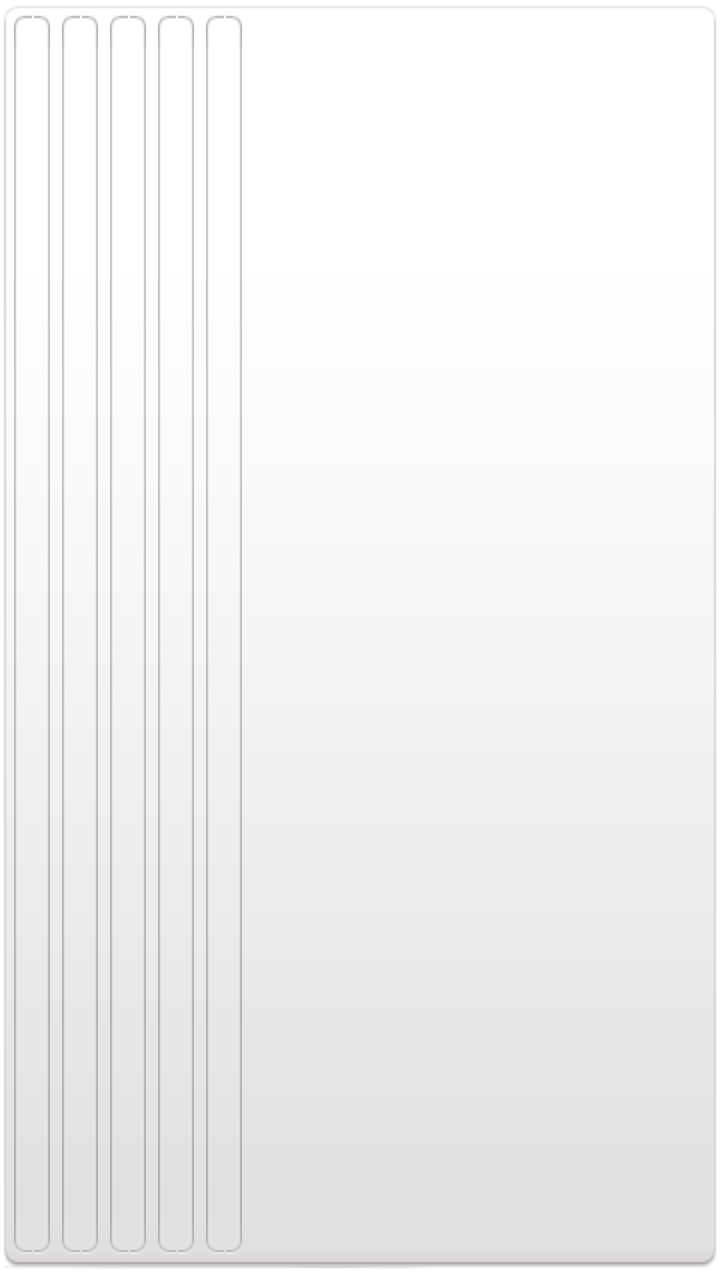
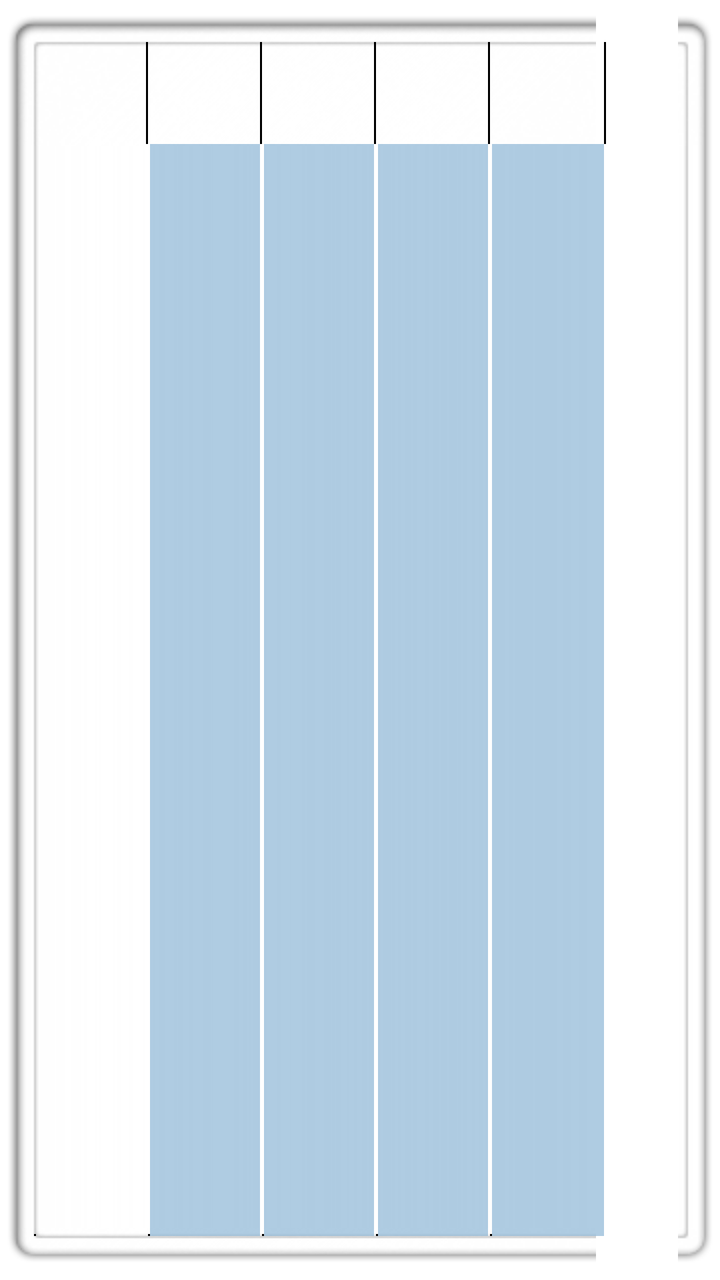

Before-and-after screenshots of an Android layout around one commit, followed by the original layout XML and the change that was made.
<!-- AndroidManifest.xml: fallback theme Theme.MaterialComponents.DayNight.NoActionBar -->
<!-- res/layout/widget.xml -->
<?xml version="1.0" encoding="utf-8"?>
    <LinearLayout xmlns:android="http://schemas.android.com/apk/res/android"
        android:id="@+id/main"
        android:layout_width="wrap_content"
        android:layout_height="wrap_content"
        android:orientation="horizontal"
        android:paddingLeft="4dip"
        android:paddingRight="4dip"
        android:paddingTop="7dip"
        android:paddingBottom="13dip"
        android:background="@drawable/widget_bg" >

        <ImageButton
            android:id="@+id/btn_wifi"
            android:layout_width="wrap_content"
            android:layout_height="fill_parent"
            android:layout_marginLeft="3dip"
            android:layout_marginRight="3dip"
            android:background="@drawable/widget_btn"
            android:layout_gravity="center_horizontal"
        />

        <ImageButton
            android:id="@+id/btn_bluetooth"
            android:layout_width="wrap_content"
            android:layout_height="fill_parent"
            android:layout_marginLeft="3dip"
            android:layout_marginRight="3dip"
            android:background="@drawable/widget_btn"
            android:layout_gravity="center_horizontal"
        />

        <ImageButton
            android:id="@+id/btn_gps"
            android:layout_width="wrap_content"
            android:layout_height="fill_parent"
            android:layout_marginLeft="3dip"
            android:layout_marginRight="3dip"
            android:background="@drawable/widget_btn"
            android:layout_gravity="center_horizontal"
        />

        <ImageButton
            android:id="@+id/btn_sync"
            android:layout_width="wrap_content"
            android:layout_height="fill_parent"
            android:layout_marginLeft="3dip"
            android:layout_marginRight="3dip"
            android:background="@drawable/widget_btn"
            android:layout_gravity="center_horizontal"
        />

        <ImageButton
            android:id="@+id/btn_brightness"
            android:layout_width="wrap_content"
            android:layout_height="fill_parent"
            android:layout_marginLeft="3dip"
            android:layout_marginRight="3dip"
            android:background="@drawable/widget_btn"
            android:layout_gravity="center_horizontal"
        />

    </LinearLayout>
<!-- resources referenced by this layout -->
<resources>
  <!-- drawable widget_bg: png bitmap (drawable, 777 bytes) -->
  <!-- drawable widget_btn (drawable) -->
  <?xml version="1.0" encoding="utf-8"?>
  <selector xmlns:android="http://schemas.android.com/apk/res/android">
  
      <item android:state_window_focused="false" android:state_enabled="true"
          android:drawable="@drawable/widget_btn_default" />
  
      <item android:state_pressed="true"
          android:drawable="@drawable/widget_btn_pressed" />
  
      <item android:state_focused="true" android:state_enabled="true"
          android:drawable="@drawable/widget_btn_selected" />
  
      <item android:state_enabled="true"
          android:drawable="@drawable/widget_btn_default" />
  
      <item
           android:drawable="@drawable/widget_btn_default" />
  </selector>
  <!-- drawable widget_btn_default: png bitmap (drawable, 3365 bytes) -->
  <!-- drawable widget_btn_pressed: png bitmap (drawable, 3720 bytes) -->
  <!-- drawable widget_btn_selected: png bitmap (drawable, 3690 bytes) -->
</resources>

<!-- the commit's change to res/layout/widget.xml (unified diff, before → after) -->
@@ -1,62 +1,47 @@
 <?xml version="1.0" encoding="utf-8"?>
     <LinearLayout xmlns:android="http://schemas.android.com/apk/res/android"
         android:id="@+id/main"
-        android:layout_width="wrap_content"
+        android:layout_width="fill_parent"
         android:layout_height="wrap_content"
-        android:orientation="horizontal"
-        android:paddingLeft="4dip"
-        android:paddingRight="4dip"
-        android:paddingTop="7dip"
-        android:paddingBottom="13dip"
-        android:background="@drawable/widget_bg" >
+        android:background="@drawable/appwidget_bg" >
 
         <ImageButton
             android:id="@+id/btn_wifi"
-            android:layout_width="wrap_content"
+            android:layout_width="57dip"
             android:layout_height="fill_parent"
-            android:layout_marginLeft="3dip"
-            android:layout_marginRight="3dip"
-            android:background="@drawable/widget_btn"
+            android:background="@drawable/appwidget_outer"
             android:layout_gravity="center_horizontal"
         />
 
         <ImageButton
             android:id="@+id/btn_bluetooth"
-            android:layout_width="wrap_content"
+            android:layout_width="57dip"
             android:layout_height="fill_parent"
-            android:layout_marginLeft="3dip"
-            android:layout_marginRight="3dip"
-            android:background="@drawable/widget_btn"
+            android:background="@drawable/appwidget_inner"
             android:layout_gravity="center_horizontal"
         />
 
         <ImageButton
             android:id="@+id/btn_gps"
-            android:layout_width="wrap_content"
+            android:layout_width="57dip"
             android:layout_height="fill_parent"
-            android:layout_marginLeft="3dip"
-            android:layout_marginRight="3dip"
-            android:background="@drawable/widget_btn"
+            android:background="@drawable/appwidget_inner"
             android:layout_gravity="center_horizontal"
         />
 
         <ImageButton
             android:id="@+id/btn_sync"
-            android:layout_width="wrap_content"
+            android:layout_width="57dip"
             android:layout_height="fill_parent"
-            android:layout_marginLeft="3dip"
-            android:layout_marginRight="3dip"
-            android:background="@drawable/widget_btn"
+            android:background="@drawable/appwidget_inner"
             android:layout_gravity="center_horizontal"
         />
 
         <ImageButton
             android:id="@+id/btn_brightness"
-            android:layout_width="wrap_content"
+            android:layout_width="58dip"
             android:layout_height="fill_parent"
-            android:layout_marginLeft="3dip"
-            android:layout_marginRight="3dip"
-            android:background="@drawable/widget_btn"
+            android:background="@drawable/appwidget_inner"
             android:layout_gravity="center_horizontal"
         />
 
<!-- resource entries referenced after the edit -->
@@ -1,27 +1,49 @@
 <!-- resources referenced by this layout -->
 <resources>
-  <!-- drawable widget_bg: png bitmap (drawable, 777 bytes) -->
-  <!-- drawable widget_btn (drawable) -->
+  <!-- drawable appwidget_bg: png bitmap (drawable, 16577 bytes) -->
+  <!-- drawable appwidget_inner (drawable) -->
   <?xml version="1.0" encoding="utf-8"?>
   <selector xmlns:android="http://schemas.android.com/apk/res/android">
   
       <item android:state_window_focused="false" android:state_enabled="true"
-          android:drawable="@drawable/widget_btn_default" />
+          android:drawable="@drawable/appwidget_inner_default" />
   
       <item android:state_pressed="true"
-          android:drawable="@drawable/widget_btn_pressed" />
+          android:drawable="@drawable/appwidget_inner_pressed" />
   
       <item android:state_focused="true" android:state_enabled="true"
-          android:drawable="@drawable/widget_btn_selected" />
+          android:drawable="@drawable/appwidget_inner_selected" />
   
       <item android:state_enabled="true"
-          android:drawable="@drawable/widget_btn_default" />
+          android:drawable="@drawable/appwidget_inner_default" />
   
       <item
-           android:drawable="@drawable/widget_btn_default" />
+           android:drawable="@drawable/appwidget_inner_default" />
   </selector>
-  <!-- drawable widget_btn_default: png bitmap (drawable, 3365 bytes) -->
-  <!-- drawable widget_btn_pressed: png bitmap (drawable, 3720 bytes) -->
-  <!-- drawable widget_btn_selected: png bitmap (drawable, 3690 bytes) -->
+  <!-- drawable appwidget_outer (drawable) -->
+  <?xml version="1.0" encoding="utf-8"?>
+  <selector xmlns:android="http://schemas.android.com/apk/res/android">
+  
+      <item android:state_window_focused="false" android:state_enabled="true"
+          android:drawable="@drawable/appwidget_outer_default" />
+  
+      <item android:state_pressed="true"
+          android:drawable="@drawable/appwidget_outer_pressed" />
+  
+      <item android:state_focused="true" android:state_enabled="true"
+          android:drawable="@drawable/appwidget_outer_selected" />
+  
+      <item android:state_enabled="true"
+          android:drawable="@drawable/appwidget_outer_default" />
+  
+      <item
+           android:drawable="@drawable/appwidget_outer_default" />
+  </selector>
+  <!-- drawable appwidget_inner_default: png bitmap (drawable, 179 bytes) -->
+  <!-- drawable appwidget_inner_pressed: png bitmap (drawable, 301 bytes) -->
+  <!-- drawable appwidget_inner_selected: png bitmap (drawable, 306 bytes) -->
+  <!-- drawable appwidget_outer_default: png bitmap (drawable, 179 bytes) -->
+  <!-- drawable appwidget_outer_pressed: png bitmap (drawable, 288 bytes) -->
+  <!-- drawable appwidget_outer_selected: png bitmap (drawable, 298 bytes) -->
 </resources>
 
